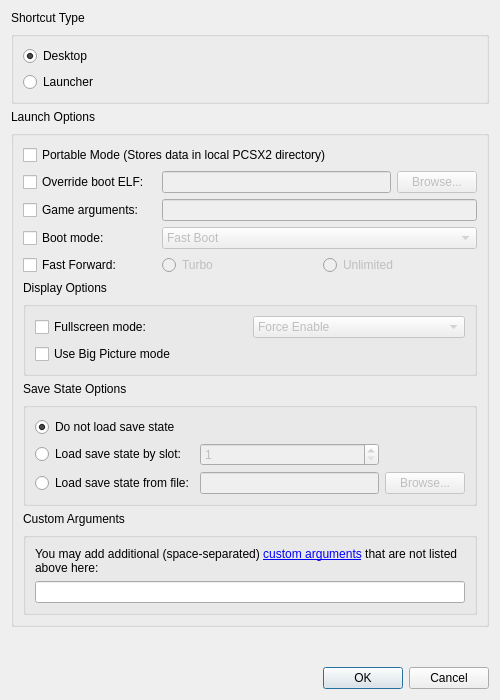
Before: the Qt Designer form pcsx2-qt/ShortcutCreationDialog.ui in SgtBilko76/ARMSX2-Quest, drawn with Qt 5.
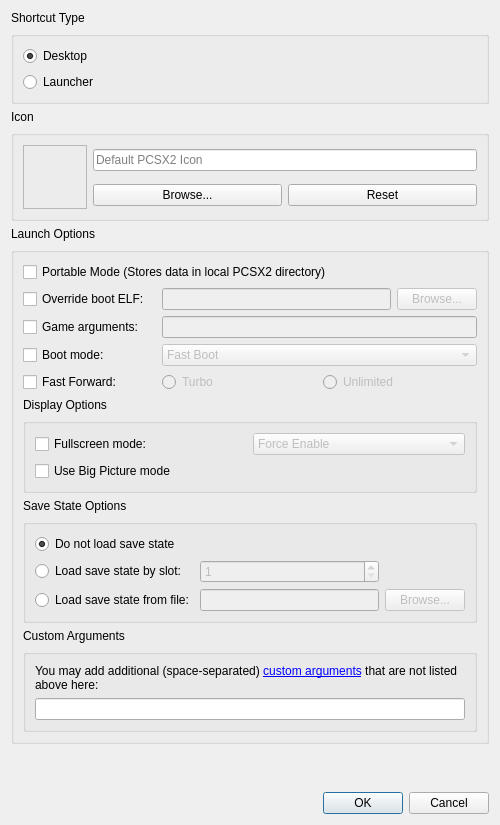
After: the same form once the commit is applied.

Commit message: Qt: Add Icon Selection and Preview to the Shortcut Creator

```diff
--- a/pcsx2-qt/ShortcutCreationDialog.ui
+++ b/pcsx2-qt/ShortcutCreationDialog.ui
@@ -10,11 +10,11 @@
     <x>0</x>
     <y>0</y>
     <width>500</width>
-    <height>700</height>
+    <height>825</height>
    </rect>
   </property>
   <layout class="QGridLayout" name="shortcutLayout">
-   <item row="4" column="0" colspan="2">
+   <item row="6" column="0" colspan="2">
     <widget class="QGroupBox" name="launchArgsGroup">
      <property name="title">
       <string/>
@@ -291,7 +291,7 @@
      </property>
     </widget>
    </item>
-   <item row="6" column="1">
+   <item row="8" column="1">
     <widget class="QDialogButtonBox" name="dialogButtons">
      <property name="standardButtons">
       <set>QDialogButtonBox::StandardButton::Cancel|QDialogButtonBox::StandardButton::Ok</set>
@@ -301,7 +301,7 @@
      </property>
     </widget>
    </item>
-   <item row="3" column="0">
+   <item row="5" column="0">
     <widget class="QLabel" name="instruction">
      <property name="text">
       <string>Launch Options</string>
@@ -334,7 +334,7 @@
      </layout>
     </widget>
    </item>
-   <item row="5" column="0">
+   <item row="7" column="0">
     <spacer name="verticalSpacer">
      <property name="orientation">
       <enum>Qt::Orientation::Vertical</enum>
@@ -347,6 +347,92 @@
      </property>
     </spacer>
    </item>
+   <item row="3" column="0">
+    <widget class="QLabel" name="iconLabel">
+     <property name="text">
+      <string>Icon</string>
+     </property>
+     <property name="buddy">
+      <cstring>browseIconButton</cstring>
+     </property>
+    </widget>
+   </item>
+   <item row="4" column="0" colspan="2">
+    <widget class="QGroupBox" name="iconGroup">
+     <property name="title">
+      <string/>
+     </property>
+     <layout class="QGridLayout" name="iconLayout">
+      <item row="1" column="2">
+       <widget class="QPushButton" name="resetIconButton">
+        <property name="toolTip">
+         <string>Reset to default application icon</string>
+        </property>
+        <property name="text">
+         <string>Reset</string>
+        </property>
+       </widget>
+      </item>
+      <item row="1" column="1">
+       <widget class="QPushButton" name="browseIconButton">
+        <property name="text">
+         <string>Browse...</string>
+        </property>
+       </widget>
+      </item>
+      <item row="0" column="0" rowspan="2">
+       <widget class="QLabel" name="iconPreview">
+        <property name="minimumSize">
+         <size>
+          <width>64</width>
+          <height>64</height>
+         </size>
+        </property>
+        <property name="maximumSize">
+         <size>
+          <width>64</width>
+          <height>64</height>
+         </size>
+        </property>
+        <property name="contextMenuPolicy">
+         <enum>Qt::ContextMenuPolicy::NoContextMenu</enum>
+        </property>
+        <property name="frameShape">
+         <enum>QFrame::Shape::StyledPanel</enum>
+        </property>
+        <property name="frameShadow">
+         <enum>QFrame::Shadow::Raised</enum>
+        </property>
+        <property name="text">
+         <string notr="true"/>
+        </property>
+        <property name="scaledContents">
+         <bool>false</bool>
+        </property>
+        <property name="alignment">
+         <set>Qt::AlignmentFlag::AlignCenter</set>
+        </property>
+        <property name="textInteractionFlags">
+         <set>Qt::TextInteractionFlag::NoTextInteraction</set>
+        </property>
+        <property name="buddy">
+         <cstring>iconPath</cstring>
+        </property>
+       </widget>
+      </item>
+      <item row="0" column="1" colspan="2">
+       <widget class="QLineEdit" name="iconPath">
+        <property name="readOnly">
+         <bool>true</bool>
+        </property>
+        <property name="placeholderText">
+         <string>Default PCSX2 Icon</string>
+        </property>
+       </widget>
+      </item>
+     </layout>
+    </widget>
+   </item>
   </layout>
  </widget>
  <tabstops>
```
Left out of the diff: 6 changed lines with no effect on the pictures. The commit also changes 2 other files.
